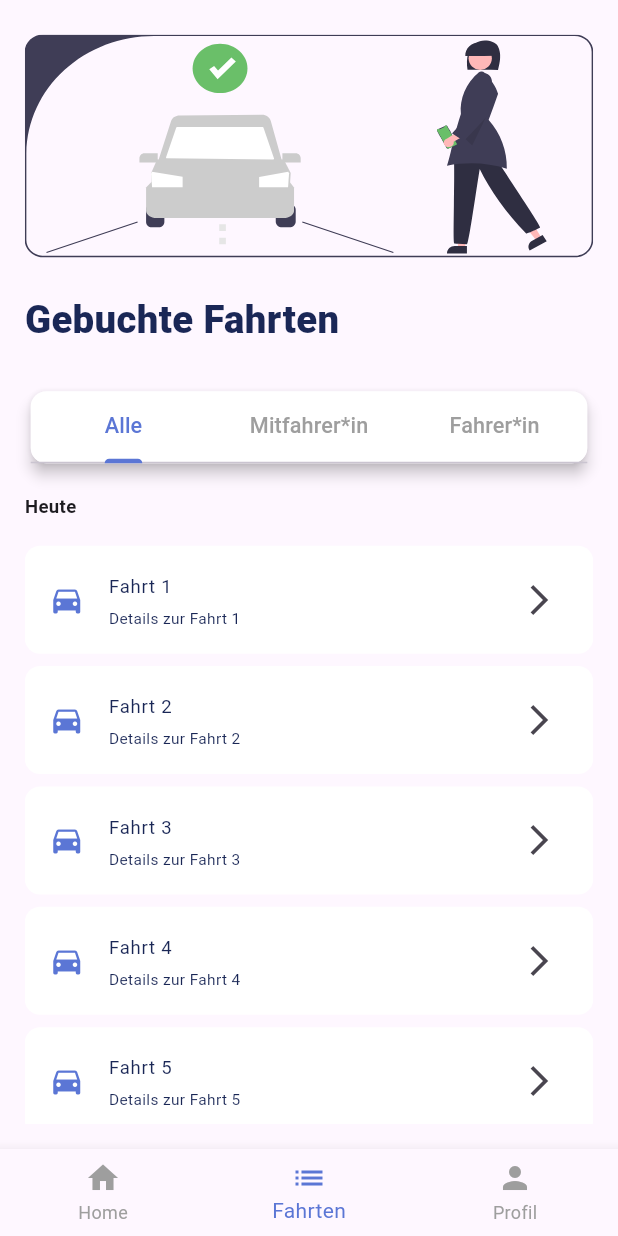
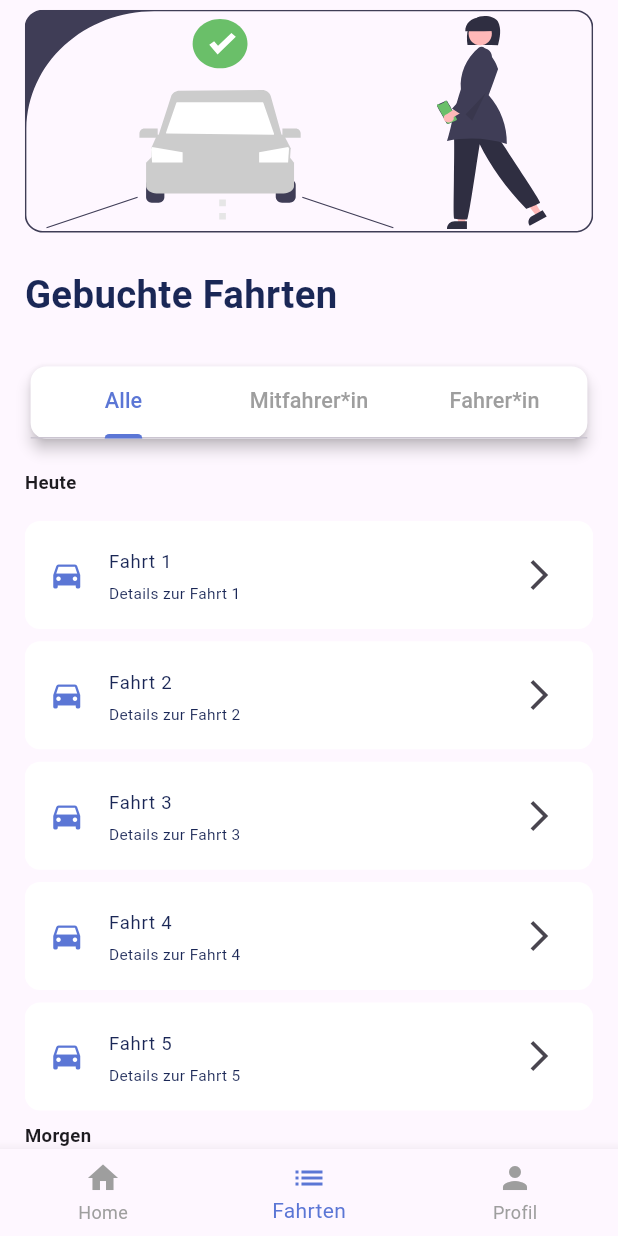
Before and after one commit to felix00112/carpooling_app, a Flutter app: the GebuchteFahrtenListe screen opened by its route, on a phone screen of 412 x 824 dp. Run offline on Flutter 3.47's test engine with Material 3 defaults, Android fonts, the phone set to English and light mode, and no system bars; our stand-ins replace flutter_map, flutter_svg, font_awesome_flutter, latlong2, supabase_flutter; missing offline and left inert: geocoding_resolver; accounts and stored records are empty.

Commit message:
minimale Anpassungen, die ich vorher übersehen hatte

```diff
--- a/lib/pages/gebuchteFahrtenListe.dart
+++ b/lib/pages/gebuchteFahrtenListe.dart
@@ -77,7 +77,7 @@ class _GebuchteFahrtenListeState extends State<GebuchteFahrtenListe> with Single
 
 
       body: Padding(
-        padding: EdgeInsets.all(Sizes.paddingRegular), //allgemeiner Rand zwischen Inhalt und handyrand),
+        padding: EdgeInsets.symmetric(horizontal: Sizes.paddingRegular), //allgemeiner Rand zwischen Inhalt und handyrand),
         child: Column(
           crossAxisAlignment: CrossAxisAlignment.start,
           children: [
@@ -97,7 +97,7 @@ class _GebuchteFahrtenListeState extends State<GebuchteFahrtenListe> with Single
               "Gebuchte Fahrten",
               style: TextStyle(
                 fontSize: Sizes.textHeading,
-                fontWeight: FontWeight.w900,
+                fontWeight: FontWeight.bold,
                 color: dark_blue,
               ),
             ),
@@ -179,11 +179,12 @@ class _GebuchteFahrtenListeState extends State<GebuchteFahrtenListe> with Single
                 },
               ),
             ),
-
           ],
         ),
-
       ),
+    );
+  }
+}
 /*
       body: Padding(
         padding: EdgeInsets.all(Sizes.paddingRegular), //allgemeiner Rand zwischen Inhalt und handyrand
@@ -310,6 +311,4 @@ class _GebuchteFahrtenListeState extends State<GebuchteFahrtenListe> with Single
           ],
         ),
       ),
-*/    );
-  }
-}
+*/
--- a/lib/pages/homepage.dart
+++ b/lib/pages/homepage.dart
@@ -142,7 +142,7 @@ class _HomePageState extends State<HomePage> {
               "Wohin möchtest du fahren?",
               style: TextStyle(
                 fontSize: Sizes.textHeading,
-                fontWeight: FontWeight.w900,
+                fontWeight: FontWeight.bold,
                 color: dark_blue,
               ),
             ),
```
